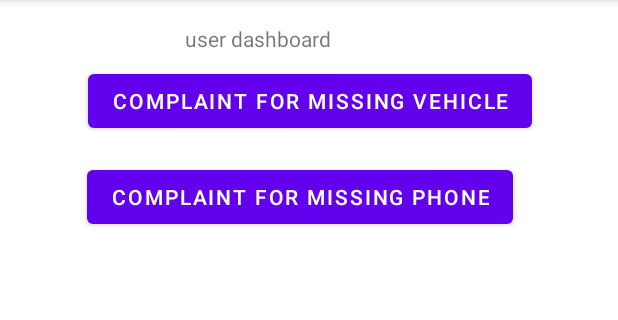
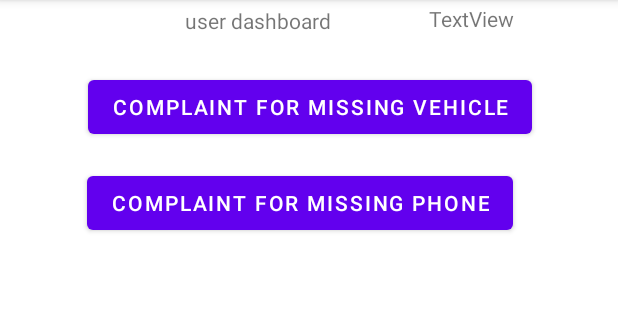
Before and after one commit to viren06/E-FIR_User, an Android app: the screen it shows after launch once a user with an empty profile is signed in (dashboard), on a phone screen of 412 x 824 dp, the part 84-404 px from its top. Run offline under Robolectric (Android 15) with nearby library versions, the phone set to English and light mode, and no system bars; our stand-ins replace Firebase (no records; nobody signed in at launch, a user with empty details on screens opened directly).

Commit message:
Network connectivity observer added to dashboard.kt

```diff
--- /dev/null
+++ b/app/src/main/java/com/example/e_fir_user/Connectivity/NetworkConnectivity.kt
@@ -0,0 +1,40 @@
+package com.example.e_fir_user.Connectivity
+import android.app.Application
+import android.content.Context
+import android.net.ConnectivityManager
+import android.net.Network
+import android.net.NetworkRequest
+import android.os.Build
+import androidx.annotation.RequiresApi
+import androidx.lifecycle.LiveData
+
+class ConnectivityLiveData(private val connectivityManager: ConnectivityManager) : LiveData<Boolean>()
+{
+    constructor(application: Application) : this(application.getSystemService(Context.CONNECTIVITY_SERVICE) as ConnectivityManager)
+
+    private val networkCallback= @RequiresApi(Build.VERSION_CODES.LOLLIPOP)
+    object : ConnectivityManager.NetworkCallback() {
+        override fun onAvailable(network: Network) {
+            super.onAvailable(network)
+            postValue(true)
+        }
+
+        override fun onLost(network: Network) {
+            super.onLost(network)
+            postValue(false)
+        }
+    }
+
+    @RequiresApi(Build.VERSION_CODES.LOLLIPOP)
+    override fun onActive() {
+        super.onActive()
+        val builder=NetworkRequest.Builder()
+        connectivityManager.registerNetworkCallback(builder.build(),networkCallback)
+    }
+
+    @RequiresApi(Build.VERSION_CODES.LOLLIPOP)
+    override fun onInactive() {
+        super.onInactive()
+        connectivityManager.unregisterNetworkCallback(networkCallback)
+    }
+}
--- a/app/src/main/java/com/example/e_fir_user/MainActivity.kt
+++ b/app/src/main/java/com/example/e_fir_user/MainActivity.kt
@@ -6,7 +6,6 @@ import android.os.Bundle
 import android.os.Handler
 import android.view.animation.AnimationUtils
 import android.widget.ImageView
-
 class MainActivity : AppCompatActivity() {
     override fun onCreate(savedInstanceState: Bundle?) {
         super.onCreate(savedInstanceState)
--- a/app/src/main/java/com/example/e_fir_user/dashboard.kt
+++ b/app/src/main/java/com/example/e_fir_user/dashboard.kt
@@ -9,10 +9,14 @@ import android.util.Log
 import android.view.Menu
 import android.view.MenuItem
 import android.widget.Button
+import android.widget.EditText
 import android.widget.ImageView
+import android.widget.TextView
 import androidx.appcompat.app.AlertDialog
+import androidx.lifecycle.Observer
 import androidx.recyclerview.widget.LinearLayoutManager
 import androidx.recyclerview.widget.RecyclerView
+import com.example.e_fir_user.Connectivity.ConnectivityLiveData
 import com.example.e_fir_user.databinding.ShowStationBinding
 import com.google.firebase.auth.FirebaseAuth
 import com.google.firebase.database.DataSnapshot
@@ -21,6 +25,12 @@ import com.google.firebase.database.FirebaseDatabase
 import com.google.firebase.database.ValueEventListener
 
 class dashboard : AppCompatActivity() {
+   // next two lines is for observing network
+    private lateinit var connectivityLiveData: ConnectivityLiveData
+   // var network=findViewById<TextView>(R.id.network_tv)
+    private val network:TextView
+        get() = findViewById(R.id.network_tv)
+
     val database= FirebaseDatabase.getInstance()
     private var mauth: FirebaseAuth?=null
     lateinit var showstaion : RecyclerView
@@ -28,6 +38,16 @@ class dashboard : AppCompatActivity() {
     override fun onCreate(savedInstanceState: Bundle?) {
         super.onCreate(savedInstanceState)
         setContentView(R.layout.activity_dashboard)
+
+        // next 8 lines is for observing network
+        connectivityLiveData= ConnectivityLiveData(application)
+        connectivityLiveData.observe(this, Observer {isAvailable->
+            when(isAvailable)
+            {
+                true-> network.text = "Network connection is Active"
+                false-> network.text ="Please provide  Network Connection"
+            }
+        })
 
         var missing_vehicle=findViewById<Button>(R.id.btn_vehicle)
         missing_vehicle.setOnClickListener {
@@ -73,7 +93,7 @@ class dashboard : AppCompatActivity() {
 
 
     //otion menue
-    override fun onCreateOptionsMenu (menu: Menu?): Boolean {
+    internal fun onCreateOptionsMenu (menu: Menu?): Boolean {
         menuInflater.inflate(R.menu.option_menu,menu)
         return true
     }
--- a/app/src/main/res/layout/activity_dashboard.xml
+++ b/app/src/main/res/layout/activity_dashboard.xml
@@ -11,7 +11,7 @@
         android:layout_width="wrap_content"
         android:layout_height="wrap_content"
         android:layout_marginStart="123dp"
-        android:layout_marginTop="16dp"
+        android:layout_marginTop="4dp"
         android:layout_marginEnd="230dp"
         android:text="user dashboard"
         app:layout_constraintEnd_toEndOf="parent"
@@ -24,7 +24,7 @@
         android:layout_width="wrap_content"
         android:layout_height="wrap_content"
         android:layout_marginStart="122dp"
-        android:layout_marginTop="8dp"
+        android:layout_marginTop="24dp"
         android:layout_marginEnd="195dp"
         android:text="Complaint for Missing Vehicle"
         app:layout_constraintEnd_toEndOf="parent"
@@ -57,4 +57,17 @@
         app:layout_constraintStart_toStartOf="parent"
         app:layout_constraintTop_toBottomOf="@+id/btn_missingpphone"
         tools:listitem="@layout/show_station" />
+
+    <TextView
+        android:id="@+id/network_tv"
+        android:layout_width="wrap_content"
+        android:layout_height="wrap_content"
+        android:layout_marginBottom="25dp"
+        android:text="TextView"
+        app:layout_constraintBottom_toTopOf="@+id/btn_vehicle"
+        app:layout_constraintEnd_toEndOf="parent"
+        app:layout_constraintHorizontal_bias="0.484"
+        app:layout_constraintStart_toEndOf="@+id/textView"
+        app:layout_constraintTop_toTopOf="parent"
+        app:layout_constraintVertical_bias="1.0" />
 </androidx.constraintlayout.widget.ConstraintLayout>
--- a/gradle.properties
+++ b/gradle.properties
@@ -17,6 +17,7 @@ org.gradle.jvmargs=-Xmx2048m -Dfile.encoding=UTF-8
 android.useAndroidX=true
 # Kotlin code style for this project: "official" or "obsolete":
 kotlin.code.style=official
+android.enableJetifier=true
 # Enables namespacing of each library's R class so that its R class includes only the
 # resources declared in the library itself and none from the library's dependencies,
 # thereby reducing the size of the R class for that library
```
Also changed, not shown: app/build.gradle (+22 -9 lines), app/src/main/AndroidManifest.xml (+11 -24 lines).
